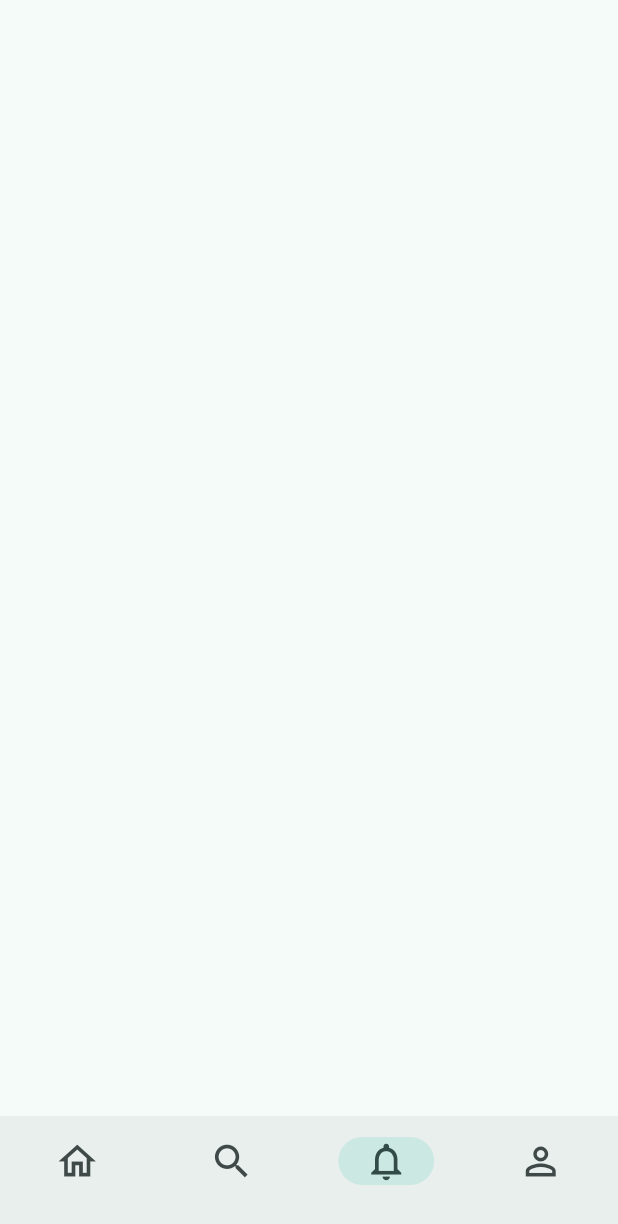
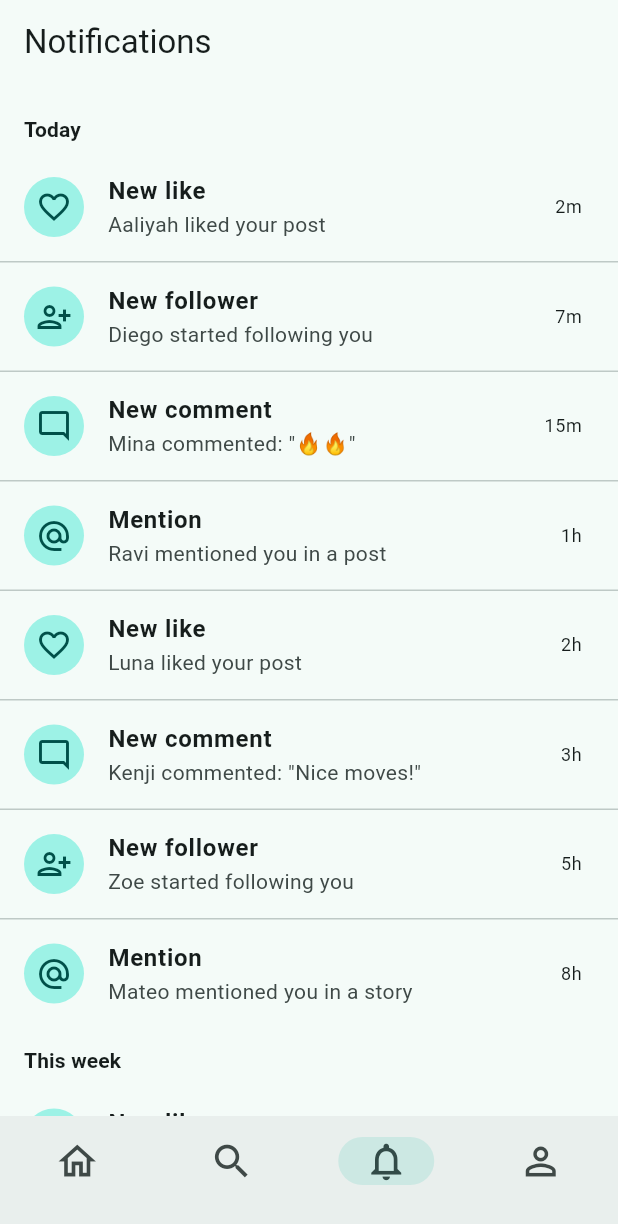
Before and after one commit to JzTheBvckster/my_block, a Flutter app: the screen it shows once a user with an empty profile is signed in, item 3 of the bottom bar chosen, on a phone screen of 412 x 824 dp. Shown: the top 1224 px of the screen. Run offline on Flutter 3.47's test engine with Material 3 defaults, Android fonts, the phone set to English and light mode, and no system bars; our stand-ins replace cloud_firestore, firebase_auth, firebase_core; accounts and stored records are empty.

Commit message:
Add Notifications feature with repository and UI components

```diff
--- a/lib/app.dart
+++ b/lib/app.dart
@@ -3,6 +3,7 @@ import 'package:flutter/material.dart';
 import 'features/feed/presentation/feed_page.dart';
 import 'features/profile/presentation/profile_page.dart';
 import 'features/explore/presentation/explore_page.dart';
+import 'features/notifications/presentation/notifications_page.dart';
 
 class AppShell extends StatefulWidget {
   const AppShell({super.key});
@@ -22,7 +23,7 @@ class _AppShellState extends State<AppShell> {
         children: const [
           FeedPage(),
           ExplorePage(),
-          SizedBox(), // TODO: Notifications page
+          NotificationsPage(),
           ProfilePage(),
         ],
       ),
--- a/lib/features/feed/presentation/widgets/post_card.dart
+++ b/lib/features/feed/presentation/widgets/post_card.dart
@@ -83,7 +83,7 @@ class _PostCardState extends State<PostCard> {
               ),
             ),
             Gap.md,
-            const Text('A compact caption with smooth spacing and dividers.'),
+            const Text('Rugged niggas doing the rugged nigga dancing forever.'),
             Gap.sm,
             Row(
               children: [
--- /dev/null
+++ b/lib/features/notifications/data/notifications_repository.dart
@@ -0,0 +1,81 @@
+class NotificationsRepository {
+  NotificationsRepository();
+
+  Future<List<Map<String, dynamic>>> fetchNotifications() async {
+    await Future.delayed(const Duration(milliseconds: 200));
+    return const [
+      {
+        'type': 'like',
+        'title': 'New like',
+        'body': 'Aaliyah liked your post',
+        'time': '2m',
+      },
+      {
+        'type': 'follow',
+        'title': 'New follower',
+        'body': 'Diego started following you',
+        'time': '7m',
+      },
+      {
+        'type': 'comment',
+        'title': 'New comment',
+        'body': 'Mina commented: "🔥🔥"',
+        'time': '15m',
+      },
+      {
+        'type': 'mention',
+        'title': 'Mention',
+        'body': 'Ravi mentioned you in a post',
+        'time': '1h',
+      },
+      {
+        'type': 'like',
+        'title': 'New like',
+        'body': 'Luna liked your post',
+        'time': '2h',
+      },
+      {
+        'type': 'comment',
+        'title': 'New comment',
+        'body': 'Kenji commented: "Nice moves!"',
+        'time': '3h',
+      },
+      {
+        'type': 'follow',
+        'title': 'New follower',
+        'body': 'Zoe started following you',
+        'time': '5h',
+      },
+      {
+        'type': 'mention',
+        'title': 'Mention',
+        'body': 'Mateo mentioned you in a story',
+        'time': '8h',
+      },
+      {
+        'type': 'like',
+        'title': 'New like',
+        'body': 'Priya liked your post',
+        'time': '1d',
+      },
+      {
+        'type': 'follow',
+        'title': 'New follower',
+        'body': 'Noah started following you',
+        'time': '2d',
+      },
+      {
+        'type': 'comment',
+        'title': 'New comment',
+        'body': 'Sofia commented: "So clean!"',
+        'time': '3d',
+      },
+      {
+        'type': 'mention',
+        'title': 'Mention',
+        'body': 'Leo mentioned you in a post',
+        'time': '5d',
+      },
+    ];
+  }
+}
--- /dev/null
+++ b/lib/features/notifications/presentation/notifications_page.dart
@@ -0,0 +1,101 @@
+import 'package:flutter/material.dart';
+
+import '../data/notifications_repository.dart';
+import 'widgets/notification_tile.dart';
+
+class NotificationsPage extends StatefulWidget {
+  const NotificationsPage({super.key});
+
+  @override
+  State<NotificationsPage> createState() => _NotificationsPageState();
+}
+
+class _NotificationsPageState extends State<NotificationsPage> {
+  final _repo = NotificationsRepository();
+  late Future<List<Map<String, dynamic>>> _future;
+
+  @override
+  void initState() {
+    super.initState();
+    _future = _repo.fetchNotifications();
+  }
+
+  @override
+  Widget build(BuildContext context) {
+    final colorScheme = Theme.of(context).colorScheme;
+    return Scaffold(
+      appBar: AppBar(
+        backgroundColor: colorScheme.surface,
+        surfaceTintColor: Colors.transparent,
+        scrolledUnderElevation: 0,
+        elevation: 0,
+        title: const Text('Notifications'),
+      ),
+      body: FutureBuilder<List<Map<String, dynamic>>>(
+        future: _future,
+        builder: (context, snapshot) {
+          final items = snapshot.data ?? const [];
+          if (snapshot.connectionState == ConnectionState.waiting) {
+            return const Center(child: CircularProgressIndicator());
+          }
+          if (items.isEmpty) {
+            return const Center(child: Text('No notifications'));
+          }
+          // Partition into sections
+          bool isToday(Map<String, dynamic> m) {
+            final t = (m['time'] as String).toLowerCase();
+            return t.endsWith('m') || t.endsWith('h');
+          }
+
+          final today = items.where(isToday).toList();
+          final week = items.where((m) => !isToday(m)).toList();
+
+          final merged = <Map<String, dynamic>>[];
+          if (today.isNotEmpty) {
+            merged.add({'header': 'Today'});
+            merged.addAll(today);
+          }
+          if (week.isNotEmpty) {
+            merged.add({'header': 'This week'});
+            merged.addAll(week);
+          }
+
+          bool _isHeaderAt(int i) => merged[i].containsKey('header');
+
+          return ListView.separated(
+            padding: const EdgeInsets.symmetric(vertical: 8),
+            itemCount: merged.length,
+            separatorBuilder: (_, i) {
+              if (i >= merged.length - 1) return const SizedBox.shrink();
+              // No divider around headers
+              if (_isHeaderAt(i) || _isHeaderAt(i + 1)) {
+                return const SizedBox.shrink();
+              }
+              return const Divider(height: 1);
+            },
+            itemBuilder: (context, index) {
+              final m = merged[index];
+              if (_isHeaderAt(index)) {
+                return Padding(
+                  padding: const EdgeInsets.fromLTRB(16, 12, 16, 6),
+                  child: Text(
+                    m['header'] as String,
+                    style: Theme.of(context).textTheme.titleSmall?.copyWith(
+                      fontWeight: FontWeight.w700,
+                    ),
+                  ),
+                );
+              }
+              return NotificationTile(
+                title: m['title'] as String,
+                body: m['body'] as String,
+                time: m['time'] as String,
+                type: m['type'] as String,
+              );
+            },
+          );
+        },
+      ),
+    );
+  }
+}
--- /dev/null
+++ b/lib/features/notifications/presentation/widgets/notification_tile.dart
@@ -0,0 +1,41 @@
+import 'package:flutter/material.dart';
+
+class NotificationTile extends StatelessWidget {
+  final String title;
+  final String body;
+  final String time;
+  final String type;
+  const NotificationTile({
+    super.key,
+    required this.title,
+    required this.body,
+    required this.time,
+    required this.type,
+  });
+
+  IconData _iconFor(String t) {
+    switch (t) {
+      case 'like':
+        return Icons.favorite_border;
+      case 'comment':
+        return Icons.mode_comment_outlined;
+      case 'follow':
+        return Icons.person_add_alt;
+      case 'mention':
+        return Icons.alternate_email;
+      default:
+        return Icons.notifications_none;
+    }
+  }
+
+  @override
+  Widget build(BuildContext context) {
+    return ListTile(
+      leading: CircleAvatar(child: Icon(_iconFor(type))),
+      title: Text(title, style: const TextStyle(fontWeight: FontWeight.w600)),
+      subtitle: Text(body),
+      trailing: Text(time, style: Theme.of(context).textTheme.bodySmall),
+      onTap: () {},
+    );
+  }
+}
```
Also changed, not shown: lib/features/profile/presentation/profile_page.dart (+3 -16 lines), lib/features/settings/presentation/settings_page.dart (added, +85 -0 lines).
